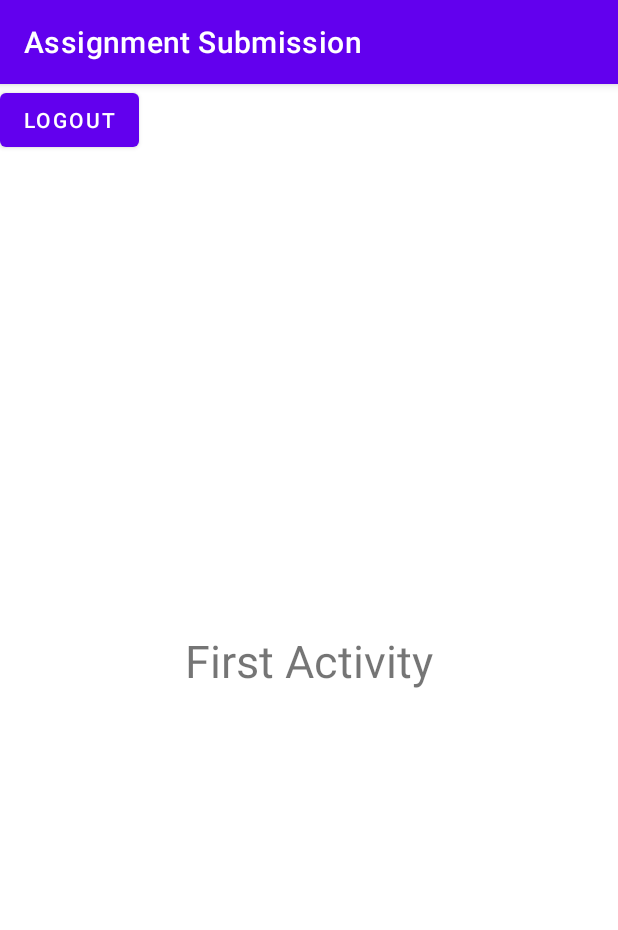
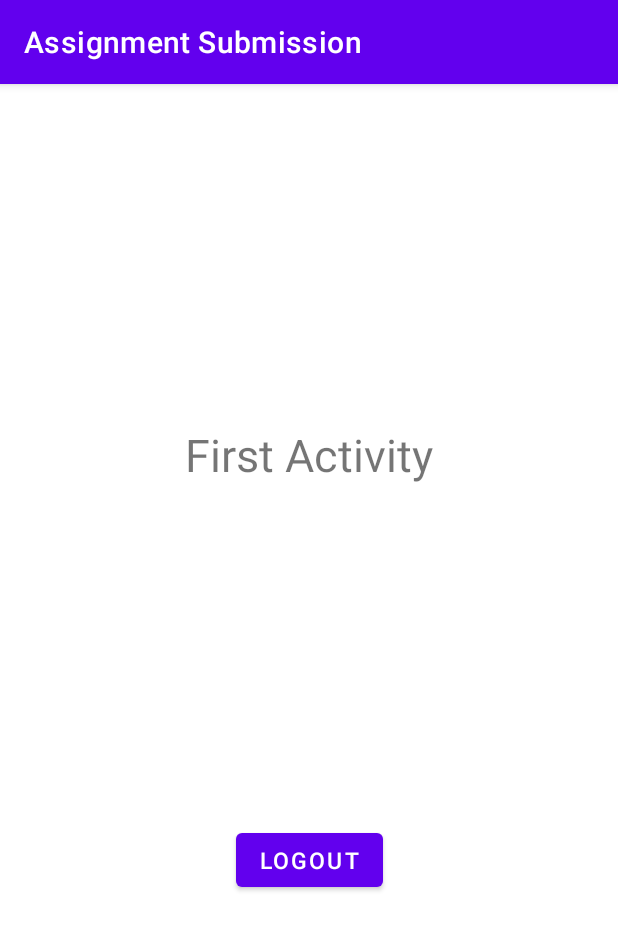
Before and after one commit to himanshukurapati-nau/Assignment-Submission, an Android app: the screen it shows after launch once a user with an empty profile is signed in (FirstActivity), on a phone screen of 412 x 824 dp. Shown: the top 930 px of the screen. Run offline under Robolectric (Android 15) with nearby library versions, the phone set to English and light mode, and no system bars; our stand-ins replace Firebase (no records; nobody signed in at launch, a user with empty details on screens opened directly).

```diff
--- a/AssignmentSubmission/app/src/main/res/layout/activity_first.xml
+++ b/AssignmentSubmission/app/src/main/res/layout/activity_first.xml
@@ -12,7 +12,7 @@
         android:layout_height="wrap_content"
         android:text="First Activity"
         android:textSize="30dp"
-        app:layout_constraintBottom_toBottomOf="parent"
+        app:layout_constraintBottom_toTopOf="@+id/logoutbutton"
         app:layout_constraintEnd_toEndOf="parent"
         app:layout_constraintStart_toStartOf="parent"
         app:layout_constraintTop_toTopOf="parent" />
@@ -22,6 +22,9 @@
         android:layout_width="wrap_content"
         android:layout_height="wrap_content"
         android:text="Logout"
-        tools:layout_editor_absoluteX="152dp"
-        tools:layout_editor_absoluteY="445dp" />
+        android:textSize="15dp"
+        app:layout_constraintBottom_toBottomOf="parent"
+        app:layout_constraintEnd_toEndOf="parent"
+        app:layout_constraintStart_toStartOf="parent"
+        app:layout_constraintTop_toBottomOf="@+id/textView2" />
 </androidx.constraintlayout.widget.ConstraintLayout>
```
